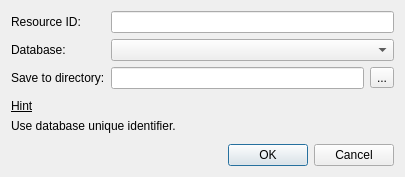
Before: the Qt Designer form src/corelibs/U2Gui/src/util_gui/ui/DownloadRemoteFileDialog.ui in violethaze74/ugene, drawn with Qt 5.
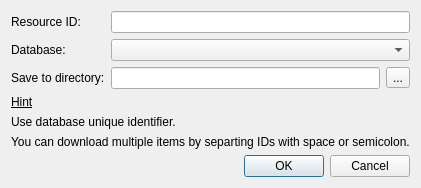
After: the same form once the commit is applied.

```diff
--- a/src/corelibs/U2Gui/src/util_gui/ui/DownloadRemoteFileDialog.ui
+++ b/src/corelibs/U2Gui/src/util_gui/ui/DownloadRemoteFileDialog.ui
@@ -98,6 +98,13 @@
      </property>
     </widget>
    </item>
+   <item>
+    <widget class="QLabel" name="label_2">
+     <property name="text">
+      <string>You can download multiple items by separting IDs with space or semicolon.</string>
+     </property>
+    </widget>
+   </item>
    <item>
     <spacer name="verticalSpacer">
      <property name="orientation">
```
